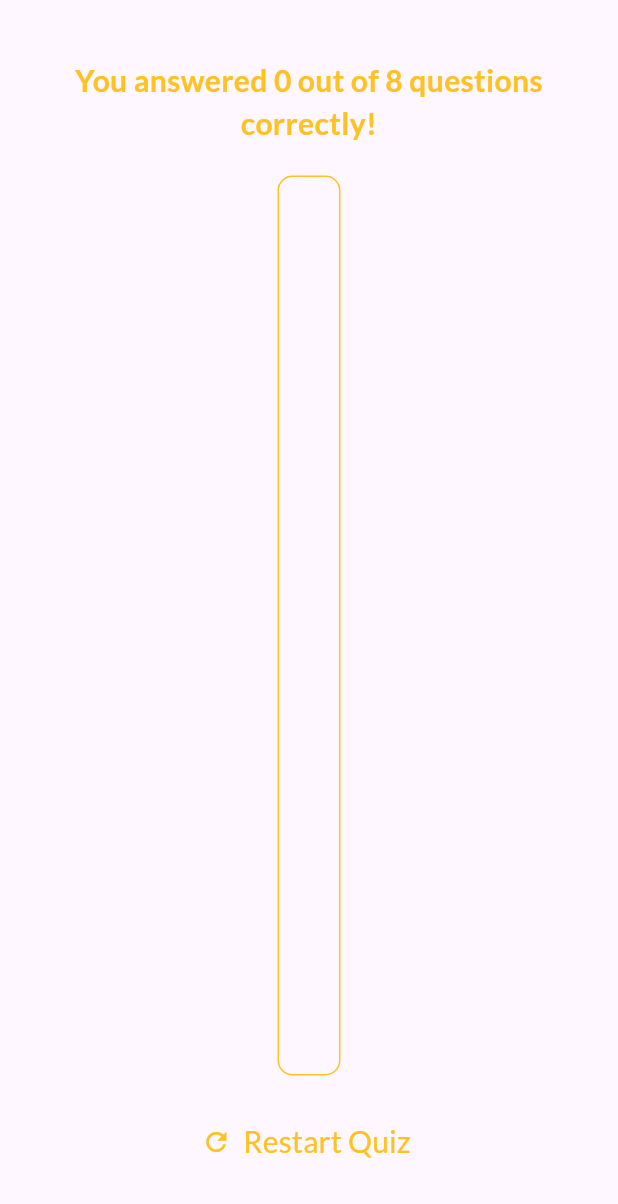
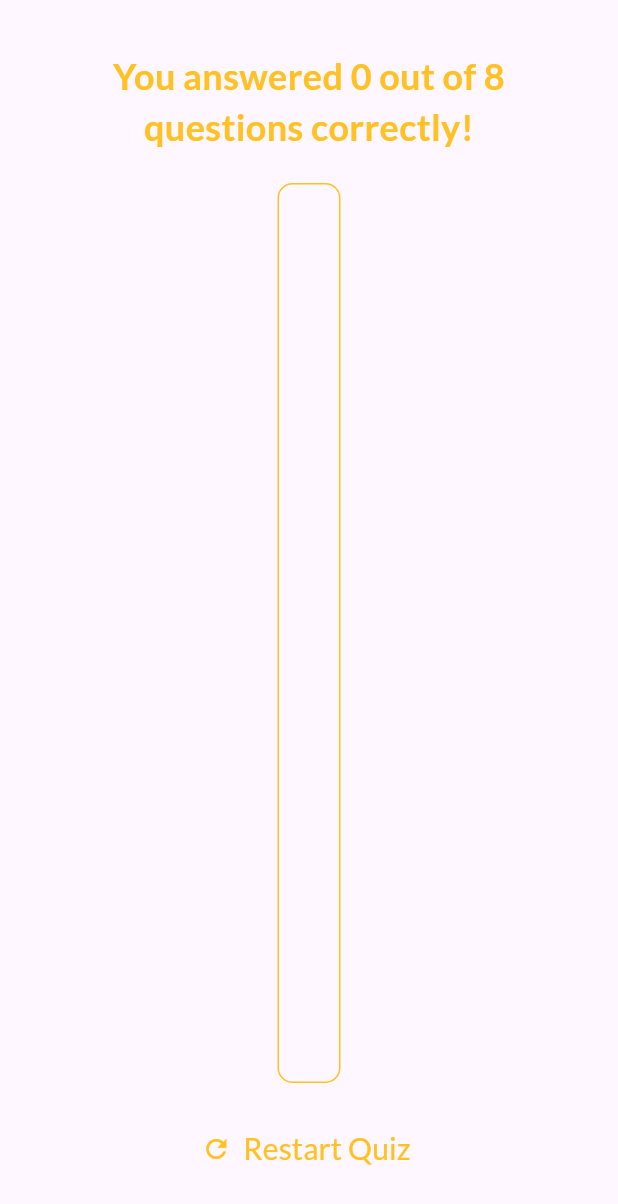
Before and after one commit to adeeburrahman11/quiz_app, a Flutter app: the ResultsScreen widget shown alone on an empty page, opened directly with empty values, on a phone screen of 412 x 824 dp. Shown: the top 1204 px of the screen. Run offline on Flutter 3.47's test engine with Material 3 defaults, Android fonts, the phone set to English and light mode, and no system bars; our stand-ins replace google_fonts.

```diff
--- a/lib/questions_summary/check_questions.dart
+++ b/lib/questions_summary/check_questions.dart
@@ -24,6 +24,7 @@ class CheckQuestions extends StatelessWidget {
         questionNumber.toString(),
         style: GoogleFonts.lato(
           fontWeight: FontWeight.bold,
+          fontSize: 18,
           color: primary,
         ),
       ),
--- a/lib/results_screen.dart
+++ b/lib/results_screen.dart
@@ -49,7 +49,7 @@ class ResultsScreen extends StatelessWidget {
               "You answered $numCorrectAnswers out of $numTotalQuestions questions correctly!",
               style: GoogleFonts.lato(
                 color: primary,
-                fontSize: 20,
+                fontSize: 24,
                 fontWeight: FontWeight.bold,
               ),
               textAlign: TextAlign.center,
```
